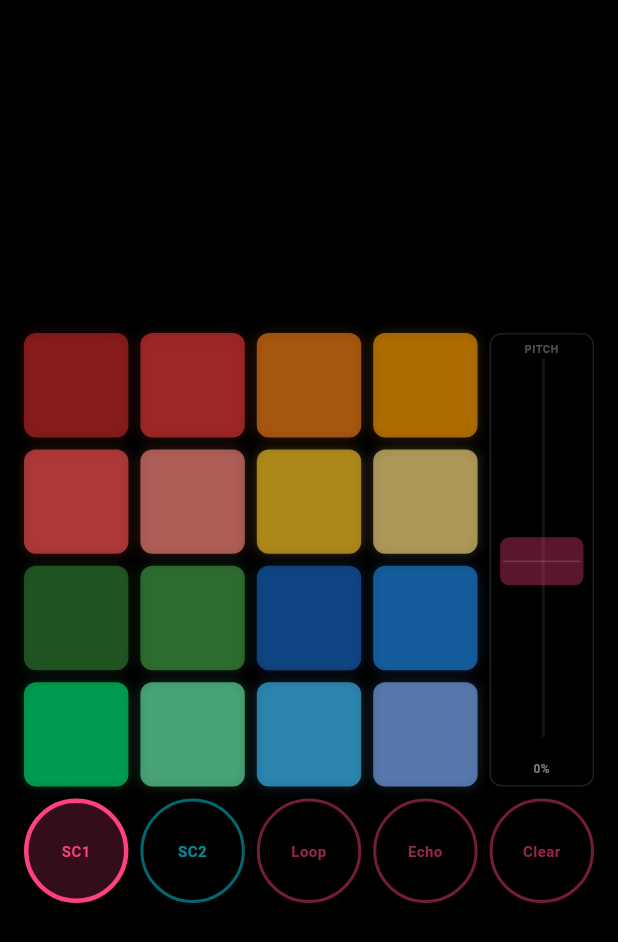
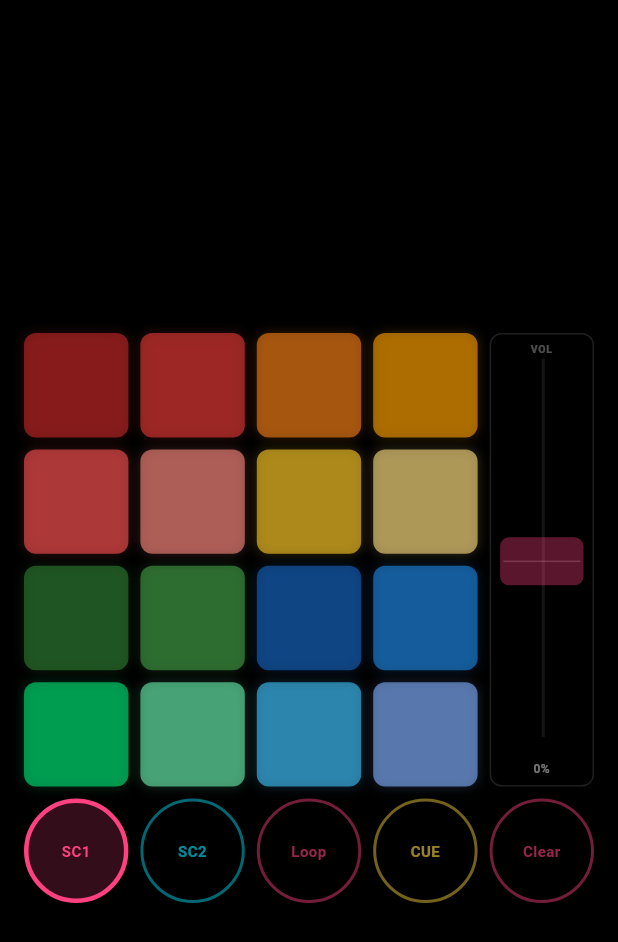
Before and after one commit to mungyudong0510-cmyk/launchpad-app, a Flutter app: the screen it shows after launch, on a phone screen of 412 x 824 dp. Shown: the top 942 px of the screen. Run offline on Flutter 3.47's test engine with Material 3 defaults, Android fonts, the phone set to English and light mode, and no system bars; our stand-ins replace just_audio.

Commit message:
Update loop cue system
# Conflicts:
#	lib/widgets/scene_pads_1.dart
#	lib/widgets/scene_pads_2.dart

```diff
--- a/lib/screens/home_screen.dart
+++ b/lib/screens/home_screen.dart
@@ -4,6 +4,7 @@ import '../widgets/pitch_dial.dart';
 import '../widgets/scene_pads_1.dart';
 import '../widgets/scene_pads_2.dart';
 import '../core/engine/audio_engine.dart';
+import '../core/engine/recorder.dart';
 
 
 
@@ -16,22 +17,44 @@ class HomeScreen extends StatefulWidget{
 
 class _HomeScreenState extends State<HomeScreen>{
   final Engine _engine = Engine(); // shared audio engine for every pad
+  late final Recorder _recorder;
 
-  bool _loopOn = false;
-  bool _echoOn = false;
   double _pitch = 0.0; // -1.0 ~ 1.0, default 0 (center)
   int _scene = 1;      // active scene: 1 or 2
 
+  @override
+  void initState() {
+    super.initState();
+    _recorder = Recorder(_engine);
+  }
+
+  void _toggleLoopRecording() {
+    setState(() {
+      if (_recorder.recording) {
+        _recorder.stopRecording();
+      } else {
+        _recorder.startRecording();
+      }
+    });
+  }
+
+  void _toggleCue() {
+    if (!_recorder.hasTake) return;
+    setState(() {
+      _recorder.toggleCue();
+    });
+  }
+
   void _clearAll() {
     setState(() {
-      _loopOn = false;
-      _echoOn = false;
+      _recorder.clear();
       _pitch = 0.0;
     });
   }
 
   @override
   void dispose() {
+    _recorder.dispose();
     _engine.dispose();
     super.dispose();
   }
@@ -59,7 +82,17 @@ class _HomeScreenState extends State<HomeScreen>{
                         // 4x4 pad grid — switches between SC1 and SC2
                         Expanded(
                           flex: 4,
-                          child: _scene == 1 ? ScenePads1(engine: _engine, pitch: _pitch) : ScenePads2(engine: _engine, pitch: _pitch),
+                          child: _scene == 1
+                              ? ScenePads1(
+                                  engine: _engine,
+                                  recorder: _recorder,
+                                  pitch: _pitch,
+                                )
+                              : ScenePads2(
+                                  engine: _engine,
+                                  recorder: _recorder,
+                                  pitch: _pitch,
+                                ),
                         ),
 
                         // right column: pitch dial
@@ -102,17 +135,17 @@ class _HomeScreenState extends State<HomeScreen>{
                         color: const Color(0xFFFF4081),
                         label: 'Loop',
                         isToggle: true,
-                        isActive: _loopOn,
-                        onChanged: (val) => setState(() => _loopOn = val),
+                        isActive: _recorder.recording,
+                        onChanged: (_) => _toggleLoopRecording(),
                       )),
 
                       //──────────[echo toggle button]──────────
                       Expanded(child: FunctionButton(
-                        color: const Color(0xFFFF4081),
-                        label: 'Echo',
+                        color: const Color(0xFFFFD740),
+                        label: 'CUE',
                         isToggle: true,
-                        isActive: _echoOn,
-                        onChanged: (val) => setState(() => _echoOn = val),
+                        isActive: _recorder.cueing,
+                        onChanged: (_) => _toggleCue(),
                       )),
 
                       // ──────────[clear button]──────────
--- a/lib/widgets/pad_button.dart
+++ b/lib/widgets/pad_button.dart
@@ -1,3 +1,5 @@
+import 'dart:async';
+
 import 'package:flutter/material.dart';
 import '../core/engine/audio_engine.dart';
 import '../core/engine/recorder.dart';
@@ -32,7 +34,7 @@ class _PadButtonState extends State<PadButton>{
     super.initState();
     final path = widget.soundPath;
     if (path != null) {
-      widget.engine.loadSample(path, path);
+      unawaited(widget.engine.loadSample(path, path));
       _pitchFactor = (1.0 + widget.pitch).clamp(0.5, 2.0);
     }
   }
@@ -43,6 +45,7 @@ class _PadButtonState extends State<PadButton>{
     // pre-apply pitch whenever dial changes so tap has no extra work
     if (oldWidget.pitch != widget.pitch && widget.soundPath != null) {
       final pitchFactor = (1.0 + widget.pitch).clamp(0.5, 2.0);
+      _pitchFactor = pitchFactor;
       widget.engine.preSetPitch(widget.soundPath!, pitchFactor);
     }
   }
@@ -51,15 +54,18 @@ class _PadButtonState extends State<PadButton>{
     setState(() => _pressed = true);
     final path = widget.soundPath;
     if (path != null) {
-      widget.engine.playTrack(path); // pitch already pre-applied via didUpdateWidget
+      widget.engine.playTrack(
+        path,
+        pitch: _pitchFactor,
+      ); // pitch already pre-applied before the tap
       widget.recorder?.capture(path, pitch: _pitchFactor);
     }
   }
 
   void _onTapEnd() {
-    Future.delayed(const Duration(milliseconds: 100),( ){ //100ms for glow effect duration
+    unawaited(Future.delayed(const Duration(milliseconds: 100),( ){ //100ms for glow effect duration
       if (mounted) setState(() => _pressed = false);
-    });
+    }));
   }
 
   @override
--- a/lib/widgets/pitch_dial.dart
+++ b/lib/widgets/pitch_dial.dart
@@ -90,7 +90,7 @@ class PitchDial extends StatelessWidget {
                     top: 5,
                     left: 0, right: 0,
                     child: Text(
-                      'PITCH',
+                      'VOL',
                       textAlign: TextAlign.center,
                       style: TextStyle(
                         color: Colors.white.withValues(alpha: 0.3),
--- a/lib/widgets/scene_pads_1.dart
+++ b/lib/widgets/scene_pads_1.dart
@@ -1,13 +1,20 @@
 import 'package:flutter/material.dart';
 import 'pad_button.dart';
 import '../core/engine/audio_engine.dart';
+import '../core/engine/recorder.dart';
 
 
 
 class ScenePads1 extends StatelessWidget{
   final Engine engine;
-  final double volume;
-  const ScenePads1({super.key, required this.engine, this.volume = 0.0});
+  final Recorder? recorder;
+  final double pitch;
+  const ScenePads1({
+    super.key,
+    required this.engine,
+    this.recorder,
+    this.pitch = 0.0,
+  });
 
   @override
   Widget build(BuildContext context){
@@ -15,35 +22,35 @@ class ScenePads1 extends StatelessWidget{
 
       /*────────────────────[Row 1]────────────────────*/
       Expanded(child: Row(children: [
-        Expanded(child: PadButton(engine: engine, pitch: volume,color: const Color(0xFFC62828), soundPath: 'assets/sounds/scene1/Kick1.wav'
+        Expanded(child: PadButton(engine: engine, recorder: recorder, pitch: pitch,color: const Color(0xFFC62828), soundPath: 'assets/sounds/scene1/Kick1.wav'
         )), //drop wav files into assets/sounds/ folder then change the name path strings yee
-        Expanded(child: PadButton(engine: engine, pitch: volume,color: const Color(0xFFE53935), soundPath: 'assets/sounds/scene1/Kick2.wav')),
-        Expanded(child: PadButton(engine: engine, pitch: volume,color: const Color(0xFFF57F17), soundPath: 'assets/sounds/scene1/Snare1.wav')),
-        Expanded(child: PadButton(engine: engine, pitch: volume,color: const Color(0xFFFFA000), soundPath: 'assets/sounds/scene1/Snare2.wav')),
+        Expanded(child: PadButton(engine: engine, recorder: recorder, pitch: pitch,color: const Color(0xFFE53935), soundPath: 'assets/sounds/scene1/Kick2.wav')),
+        Expanded(child: PadButton(engine: engine, recorder: recorder, pitch: pitch,color: const Color(0xFFF57F17), soundPath: 'assets/sounds/scene1/Snare1.wav')),
+        Expanded(child: PadButton(engine: engine, recorder: recorder, pitch: pitch,color: const Color(0xFFFFA000), soundPath: 'assets/sounds/scene1/Snare2.wav')),
       ])),
 
       /*────────────────────[Row 2]────────────────────*/
       Expanded(child: Row(children: [
-        Expanded(child: PadButton(engine: engine, pitch: volume,color: const Color(0xFFFF5252), soundPath: 'assets/sounds/scene1/ClosedHat1.wav')),
-        Expanded(child: PadButton(engine: engine, pitch: volume,color: const Color(0xFFFF8A80), soundPath: 'assets/sounds/scene1/ClosedHat2.wav')),
-        Expanded(child: PadButton(engine: engine, pitch: volume,color: const Color(0xFFFFCA28), soundPath: 'assets/sounds/scene1/OpenHat1.wav')),
-        Expanded(child: PadButton(engine: engine, pitch: volume,color: const Color(0xFFFFE082), soundPath: 'assets/sounds/scene1/OpenHat2.wav')),
+        Expanded(child: PadButton(engine: engine, recorder: recorder, pitch: pitch,color: const Color(0xFFFF5252), soundPath: 'assets/sounds/scene1/ClosedHat1.wav')),
+        Expanded(child: PadButton(engine: engine, recorder: recorder, pitch: pitch,color: const Color(0xFFFF8A80), soundPath: 'assets/sounds/scene1/ClosedHat2.wav')),
+        Expanded(child: PadButton(engine: engine, recorder: recorder, pitch: pitch,color: const Color(0xFFFFCA28), soundPath: 'assets/sounds/scene1/OpenHat1.wav')),
+        Expanded(child: PadButton(engine: engine, recorder: recorder, pitch: pitch,color: const Color(0xFFFFE082), soundPath: 'assets/sounds/scene1/OpenHat2.wav')),
       ])),
 
       /*────────────────────[Row 3]────────────────────*/
       Expanded(child: Row(children: [
-        Expanded(child: PadButton(engine: engine, pitch: volume,color: const Color(0xFF2E7D32), soundPath: 'assets/sounds/scene1/Clap1.wav')),
-        Expanded(child: PadButton(engine: engine, pitch: volume,color: const Color(0xFF43A047), soundPath: 'assets/sounds/scene1/Clap2.wav')),
-        Expanded(child: PadButton(engine: engine, pitch: volume,color: const Color(0xFF1565C0), soundPath: 'assets/sounds/scene1/Rim1.wav')),
-        Expanded(child: PadButton(engine: engine, pitch: volume,color: const Color(0xFF1E88E5), soundPath: 'assets/sounds/scene1/Triangle1.wav')),
+        Expanded(child: PadButton(engine: engine, recorder: recorder, pitch: pitch,color: const Color(0xFF2E7D32), soundPath: 'assets/sounds/scene1/Clap1.wav')),
+        Expanded(child: PadButton(engine: engine, recorder: recorder, pitch: pitch,color: const Color(0xFF43A047), soundPath: 'assets/sounds/scene1/Clap2.wav')),
+        Expanded(child: PadButton(engine: engine, recorder: recorder, pitch: pitch,color: const Color(0xFF1565C0), soundPath: 'assets/sounds/scene1/Rim1.wav')),
+        Expanded(child: PadButton(engine: engine, recorder: recorder, pitch: pitch,color: const Color(0xFF1E88E5), soundPath: 'assets/sounds/scene1/Triangle1.wav')),
       ])),
 
       /*────────────────────[Row 4]────────────────────*/
       Expanded(child: Row(children: [
-        Expanded(child: PadButton(engine: engine, pitch: volume,color: const Color(0xFF00E676), soundPath: 'assets/sounds/scene1/Crash1.wav')),
-        Expanded(child: PadButton(engine: engine, pitch: volume,color: const Color(0xFF69F0AE), soundPath: 'assets/sounds/scene1/Chant.wav')),
-        Expanded(child: PadButton(engine: engine, pitch: volume,color: const Color(0xFF40C4FF), soundPath: 'assets/sounds/scene1/Bleep.wav')),
-        Expanded(child: PadButton(engine: engine, pitch: volume,color: const Color(0xFF82B1FF), soundPath: 'assets/sounds/scene1/Shaker.wav')),
+        Expanded(child: PadButton(engine: engine, recorder: recorder, pitch: pitch,color: const Color(0xFF00E676), soundPath: 'assets/sounds/scene1/Crash1.wav')),
+        Expanded(child: PadButton(engine: engine, recorder: recorder, pitch: pitch,color: const Color(0xFF69F0AE), soundPath: 'assets/sounds/scene1/Chant.wav')),
+        Expanded(child: PadButton(engine: engine, recorder: recorder, pitch: pitch,color: const Color(0xFF40C4FF), soundPath: 'assets/sounds/scene1/Bleep.wav')),
+        Expanded(child: PadButton(engine: engine, recorder: recorder, pitch: pitch,color: const Color(0xFF82B1FF), soundPath: 'assets/sounds/scene1/Shaker.wav')),
       ])),
     ]);
   }
--- a/lib/widgets/scene_pads_2.dart
+++ b/lib/widgets/scene_pads_2.dart
@@ -1,13 +1,20 @@
 import 'package:flutter/material.dart';
 import 'pad_button.dart';
 import '../core/engine/audio_engine.dart';
+import '../core/engine/recorder.dart';
 
 
 
 class ScenePads2 extends StatelessWidget{
   final Engine engine;
-  final double volume;
-  const ScenePads2({super.key, required this.engine, this.volume = 0.0});
+  final Recorder? recorder;
+  final double pitch;
+  const ScenePads2({
+    super.key,
+    required this.engine,
+    this.recorder,
+    this.pitch = 0.0,
+  });
 
   @override
   Widget build(BuildContext context){
@@ -15,34 +22,34 @@ class ScenePads2 extends StatelessWidget{
 
       /*────────────────────[Row 1]────────────────────*/
       Expanded(child: Row(children: [
-        Expanded(child: PadButton(engine: engine, pitch: volume,color: const Color(0xFF4A148C), soundPath: 'assets/sounds/scene2/Kick3.wav')),
-        Expanded(child: PadButton(engine: engine, pitch: volume,color: const Color(0xFF6A1B9A), soundPath: 'assets/sounds/scene2/Kick4.wav')),
-        Expanded(child: PadButton(engine: engine, pitch: volume,color: const Color(0xFF1A237E), soundPath: 'assets/sounds/scene2/Snare3.wav')),
-        Expanded(child: PadButton(engine: engine, pitch: volume,color: const Color(0xFF283593), soundPath: 'assets/sounds/scene2/Snare4.wav')),
+        Expanded(child: PadButton(engine: engine, recorder: recorder, pitch: pitch,color: const Color(0xFF4A148C), soundPath: 'assets/sounds/scene2/Kick3.wav')),
+        Expanded(child: PadButton(engine: engine, recorder: recorder, pitch: pitch,color: const Color(0xFF6A1B9A), soundPath: 'assets/sounds/scene2/Kick4.wav')),
+        Expanded(child: PadButton(engine: engine, recorder: recorder, pitch: pitch,color: const Color(0xFF1A237E), soundPath: 'assets/sounds/scene2/Snare3.wav')),
+        Expanded(child: PadButton(engine: engine, recorder: recorder, pitch: pitch,color: const Color(0xFF283593), soundPath: 'assets/sounds/scene2/Snare4.wav')),
       ])),
 
       /*────────────────────[Row 2]────────────────────*/
       Expanded(child: Row(children: [
-        Expanded(child: PadButton(engine: engine, pitch: volume,color: const Color(0xFFAA00FF), soundPath: 'assets/sounds/scene2/ClosedHat3.wav')),
-        Expanded(child: PadButton(engine: engine, pitch: volume,color: const Color(0xFFCE93D8), soundPath: 'assets/sounds/scene2/ClosedHat4.wav')),
-        Expanded(child: PadButton(engine: engine, pitch: volume,color: const Color(0xFF3949AB), soundPath: 'assets/sounds/scene2/OpenHat3.wav')),
-        Expanded(child: PadButton(engine: engine, pitch: volume,color: const Color(0xFF7986CB), soundPath: 'assets/sounds/scene2/OpenHat4.wav')),
+        Expanded(child: PadButton(engine: engine, recorder: recorder, pitch: pitch,color: const Color(0xFFAA00FF), soundPath: 'assets/sounds/scene2/ClosedHat3.wav')),
+        Expanded(child: PadButton(engine: engine, recorder: recorder, pitch: pitch,color: const Color(0xFFCE93D8), soundPath: 'assets/sounds/scene2/ClosedHat4.wav')),
+        Expanded(child: PadButton(engine: engine, recorder: recorder, pitch: pitch,color: const Color(0xFF3949AB), soundPath: 'assets/sounds/scene2/OpenHat3.wav')),
+        Expanded(child: PadButton(engine: engine, recorder: recorder, pitch: pitch,color: const Color(0xFF7986CB), soundPath: 'assets/sounds/scene2/OpenHat4.wav')),
       ])),
 
       /*────────────────────[Row 3]────────────────────*/
       Expanded(child: Row(children: [
-        Expanded(child: PadButton(engine: engine, pitch: volume,color: const Color(0xFF004D40), soundPath: 'assets/sounds/scene2/Clap3.wav')),
-        Expanded(child: PadButton(engine: engine, pitch: volume,color: const Color(0xFF00695C), soundPath: 'assets/sounds/scene2/Clap4.wav')),
-        Expanded(child: PadButton(engine: engine, pitch: volume,color: const Color(0xFF006064), soundPath: 'assets/sounds/scene2/Rim2.wav')),
-        Expanded(child: PadButton(engine: engine, pitch: volume,color: const Color(0xFF00838F), soundPath: 'assets/sounds/scene2/Triangle2.wav')),
+        Expanded(child: PadButton(engine: engine, recorder: recorder, pitch: pitch,color: const Color(0xFF004D40), soundPath: 'assets/sounds/scene2/Clap3.wav')),
+        Expanded(child: PadButton(engine: engine, recorder: recorder, pitch: pitch,color: const Color(0xFF00695C), soundPath: 'assets/sounds/scene2/Clap4.wav')),
+        Expanded(child: PadButton(engine: engine, recorder: recorder, pitch: pitch,color: const Color(0xFF006064), soundPath: 'assets/sounds/scene2/Rim2.wav')),
+        Expanded(child: PadButton(engine: engine, recorder: recorder, pitch: pitch,color: const Color(0xFF00838F), soundPath: 'assets/sounds/scene2/Triangle2.wav')),
       ])),
 
       /*────────────────────[Row 4]────────────────────*/
       Expanded(child: Row(children: [
-        Expanded(child: PadButton(engine: engine, pitch: volume,color: const Color(0xFF1DE9B6), soundPath: 'assets/sounds/scene2/Crash2.wav')),
-        Expanded(child: PadButton(engine: engine, pitch: volume,color: const Color(0xFF64FFDA), soundPath: 'assets/sounds/scene2/Vox.wav')),
-        Expanded(child: PadButton(engine: engine, pitch: volume,color: const Color(0xFF00E5FF), soundPath: 'assets/sounds/scene2/Siren.wav')),
-        Expanded(child: PadButton(engine: engine, pitch: volume,color: const Color(0xFF84FFFF), soundPath: 'assets/sounds/scene2/Shaker.wav')),
+        Expanded(child: PadButton(engine: engine, recorder: recorder, pitch: pitch,color: const Color(0xFF1DE9B6), soundPath: 'assets/sounds/scene2/Crash2.wav')),
+        Expanded(child: PadButton(engine: engine, recorder: recorder, pitch: pitch,color: const Color(0xFF64FFDA), soundPath: 'assets/sounds/scene2/Vox.wav')),
+        Expanded(child: PadButton(engine: engine, recorder: recorder, pitch: pitch,color: const Color(0xFF00E5FF), soundPath: 'assets/sounds/scene2/Siren.wav')),
+        Expanded(child: PadButton(engine: engine, recorder: recorder, pitch: pitch,color: const Color(0xFF84FFFF), soundPath: 'assets/sounds/scene2/Shaker.wav')),
       ])),
     ]);
   }
```
Also changed, not shown: lib/core/engine/recorder.dart (+114 -43 lines).
